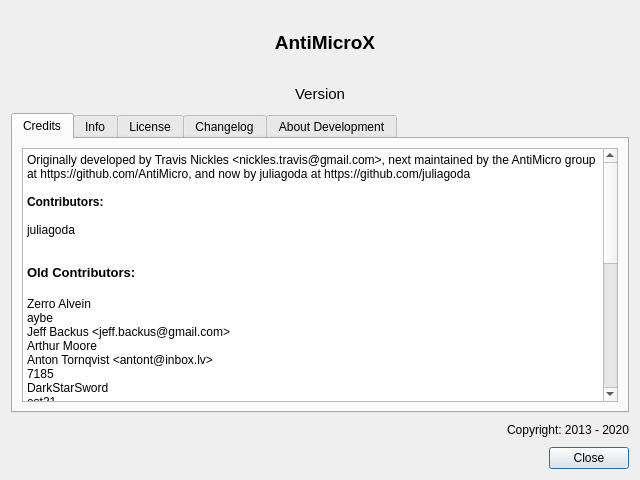
The window that src/aboutdialog.ui (AntiMicroX/antimicrox) describes before a commit, drawn with Qt 5.
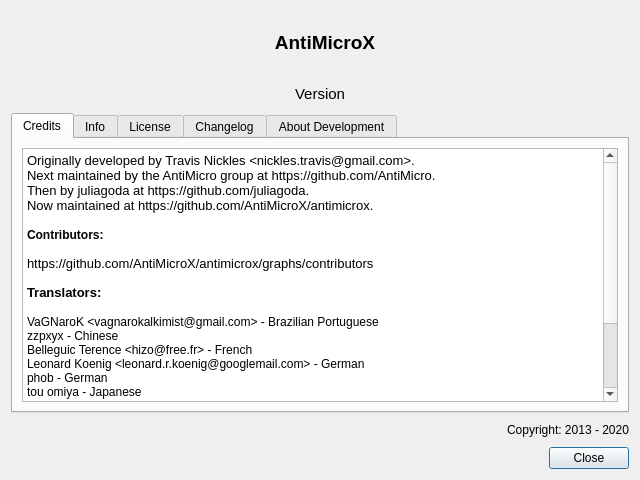
The same window after the commit. The open tabs and pages were chosen to show the change. Icons and pictures are not drawn.

Diff of the .ui file:
```diff
--- a/src/aboutdialog.ui
+++ b/src/aboutdialog.ui
@@ -148,30 +148,18 @@
           <string>&lt;!DOCTYPE HTML PUBLIC &quot;-//W3C//DTD HTML 4.0//EN&quot; &quot;http://www.w3.org/TR/REC-html40/strict.dtd&quot;&gt;
 &lt;html&gt;&lt;head&gt;&lt;meta name=&quot;qrichtext&quot; content=&quot;1&quot; /&gt;&lt;style type=&quot;text/css&quot;&gt;
 p, li { white-space: pre-wrap; }
-&lt;/style&gt;&lt;/head&gt;&lt;body style=&quot; font-family:'Ubuntu'; font-size:11pt; font-weight:400; font-style:normal;&quot;&gt;
-&lt;p style=&quot; margin-top:0px; margin-bottom:0px; margin-left:0px; margin-right:0px; -qt-block-indent:0; text-indent:0px;&quot;&gt;&lt;span style=&quot; font-family:'Sans Serif'; font-size:9pt;&quot;&gt;Originally developed by Travis Nickles &amp;lt;nickles.travis@gmail.com&amp;gt;, next maintained by the AntiMicro group at https://github.com/AntiMicro, and now by juliagoda at https://github.com/juliagoda&lt;/span&gt;&lt;/p&gt;
-&lt;p style=&quot;-qt-paragraph-type:empty; margin-top:0px; margin-bottom:0px; margin-left:0px; margin-right:0px; -qt-block-indent:0; text-indent:0px; font-family:'Sans Serif'; font-size:9pt;&quot;&gt;&lt;br /&gt;&lt;/p&gt;
+&lt;/style&gt;&lt;/head&gt;&lt;body style=&quot; font-family:'Cantarell'; font-size:10pt; font-weight:400; font-style:normal;&quot;&gt;
+&lt;p style=&quot; margin-top:0px; margin-bottom:0px; margin-left:0px; margin-right:0px; -qt-block-indent:0; text-indent:0px;&quot;&gt;Originally developed by Travis Nickles &amp;lt;nickles.travis@gmail.com&amp;gt;. &lt;/p&gt;
+&lt;p style=&quot; margin-top:0px; margin-bottom:0px; margin-left:0px; margin-right:0px; -qt-block-indent:0; text-indent:0px;&quot;&gt;Next maintained by the AntiMicro group at https://github.com/AntiMicro.&lt;/p&gt;
+&lt;p style=&quot; margin-top:0px; margin-bottom:0px; margin-left:0px; margin-right:0px; -qt-block-indent:0; text-indent:0px;&quot;&gt;Then by juliagoda at https://github.com/juliagoda.&lt;/p&gt;
+&lt;p style=&quot; margin-top:0px; margin-bottom:0px; margin-left:0px; margin-right:0px; -qt-block-indent:0; text-indent:0px;&quot;&gt;Now maintained at https://github.com/AntiMicroX/antimicrox.&lt;/p&gt;
+&lt;p style=&quot;-qt-paragraph-type:empty; margin-top:0px; margin-bottom:0px; margin-left:0px; margin-right:0px; -qt-block-indent:0; text-indent:0px;&quot;&gt;&lt;br /&gt;&lt;/p&gt;
 &lt;p style=&quot; margin-top:0px; margin-bottom:0px; margin-left:0px; margin-right:0px; -qt-block-indent:0; text-indent:0px;&quot;&gt;&lt;span style=&quot; font-family:'Sans Serif'; font-size:9pt; font-weight:600;&quot;&gt;Contributors:&lt;/span&gt;&lt;/p&gt;
 &lt;p style=&quot;-qt-paragraph-type:empty; margin-top:0px; margin-bottom:0px; margin-left:0px; margin-right:0px; -qt-block-indent:0; text-indent:0px; font-family:'Sans Serif'; font-size:9pt;&quot;&gt;&lt;br /&gt;&lt;/p&gt;
-&lt;p style=&quot; margin-top:0px; margin-bottom:0px; margin-left:0px; margin-right:0px; -qt-block-indent:0; text-indent:0px;&quot;&gt;&lt;span style=&quot; font-family:'Sans Serif'; font-size:9pt;&quot;&gt;juliagoda&lt;/span&gt;&lt;/p&gt;
+&lt;p style=&quot; margin-top:0px; margin-bottom:0px; margin-left:0px; margin-right:0px; -qt-block-indent:0; text-indent:0px;&quot;&gt;https://github.com/AntiMicroX/antimicrox/graphs/contributors&lt;/p&gt;
 &lt;p style=&quot;-qt-paragraph-type:empty; margin-top:0px; margin-bottom:0px; margin-left:0px; margin-right:0px; -qt-block-indent:0; text-indent:0px; font-family:'Sans Serif'; font-size:9pt;&quot;&gt;&lt;br /&gt;&lt;/p&gt;
-&lt;p style=&quot;-qt-paragraph-type:empty; margin-top:0px; margin-bottom:0px; margin-left:0px; margin-right:0px; -qt-block-indent:0; text-indent:0px; font-family:'Sans Serif'; font-size:9pt;&quot;&gt;&lt;br /&gt;&lt;/p&gt;
-&lt;p style=&quot; margin-top:0px; margin-bottom:0px; margin-left:0px; margin-right:0px; -qt-block-indent:0; text-indent:0px;&quot;&gt;&lt;span style=&quot; font-family:'Sans Serif'; font-size:10pt; font-weight:600;&quot;&gt;Old Contributors:&lt;/span&gt;&lt;/p&gt;
-&lt;p style=&quot; margin-top:0px; margin-bottom:0px; margin-left:0px; margin-right:0px; -qt-block-indent:0; text-indent:0px;&quot;&gt;&lt;span style=&quot; font-family:'Sans Serif'; font-size:10pt; font-weight:600;&quot;&gt;&lt;br /&gt;&lt;/span&gt;&lt;span style=&quot; font-family:'Sans Serif'; font-size:9pt;&quot;&gt;Zerro Alvein&lt;/span&gt;&lt;/p&gt;
-&lt;p style=&quot; margin-top:0px; margin-bottom:0px; margin-left:0px; margin-right:0px; -qt-block-indent:0; text-indent:0px;&quot;&gt;&lt;span style=&quot; font-family:'Sans Serif'; font-size:9pt;&quot;&gt;aybe&lt;/span&gt;&lt;/p&gt;
-&lt;p style=&quot; margin-top:0px; margin-bottom:0px; margin-left:0px; margin-right:0px; -qt-block-indent:0; text-indent:0px;&quot;&gt;&lt;span style=&quot; font-family:'Sans Serif'; font-size:9pt;&quot;&gt;Jeff Backus &amp;lt;jeff.backus@gmail.com&amp;gt;&lt;/span&gt;&lt;/p&gt;
-&lt;p style=&quot; margin-top:0px; margin-bottom:0px; margin-left:0px; margin-right:0px; -qt-block-indent:0; text-indent:0px;&quot;&gt;&lt;span style=&quot; font-family:'Sans Serif'; font-size:9pt;&quot;&gt;Arthur Moore&lt;br /&gt;Anton Tornqvist &amp;lt;antont@inbox.lv&amp;gt;&lt;/span&gt;&lt;/p&gt;
-&lt;p style=&quot; margin-top:0px; margin-bottom:0px; margin-left:0px; margin-right:0px; -qt-block-indent:0; text-indent:0px;&quot;&gt;&lt;span style=&quot; font-family:'Sans Serif'; font-size:9pt;&quot;&gt;7185&lt;/span&gt;&lt;/p&gt;
-&lt;p style=&quot; margin-top:0px; margin-bottom:0px; margin-left:0px; margin-right:0px; -qt-block-indent:0; text-indent:0px;&quot;&gt;&lt;span style=&quot; font-family:'Sans Serif'; font-size:9pt;&quot;&gt;DarkStarSword&lt;/span&gt;&lt;/p&gt;
-&lt;p style=&quot; margin-top:0px; margin-bottom:0px; margin-left:0px; margin-right:0px; -qt-block-indent:0; text-indent:0px;&quot;&gt;&lt;span style=&quot; font-family:'Sans Serif'; font-size:9pt;&quot;&gt;est31&lt;/span&gt;&lt;/p&gt;
-&lt;p style=&quot; margin-top:0px; margin-bottom:0px; margin-left:0px; margin-right:0px; -qt-block-indent:0; text-indent:0px;&quot;&gt;&lt;span style=&quot; font-family:'Sans Serif'; font-size:9pt;&quot;&gt;ProfessorKaos64&lt;/span&gt;&lt;/p&gt;
-&lt;p style=&quot; margin-top:0px; margin-bottom:0px; margin-left:0px; margin-right:0px; -qt-block-indent:0; text-indent:0px;&quot;&gt;&lt;span style=&quot; font-family:'Sans Serif'; font-size:9pt;&quot;&gt;qwerty12&lt;/span&gt;&lt;/p&gt;
-&lt;p style=&quot; margin-top:0px; margin-bottom:0px; margin-left:0px; margin-right:0px; -qt-block-indent:0; text-indent:0px;&quot;&gt;&lt;span style=&quot; font-family:'Sans Serif'; font-size:9pt;&quot;&gt;WAZAAAAA0&lt;/span&gt;&lt;/p&gt;
-&lt;p style=&quot; margin-top:0px; margin-bottom:0px; margin-left:0px; margin-right:0px; -qt-block-indent:0; text-indent:0px;&quot;&gt;&lt;span style=&quot; font-family:'Sans Serif'; font-size:9pt;&quot;&gt;zzpxyx&lt;/span&gt;&lt;/p&gt;
-&lt;p style=&quot;-qt-paragraph-type:empty; margin-top:0px; margin-bottom:0px; margin-left:0px; margin-right:0px; -qt-block-indent:0; text-indent:0px; font-family:'Sans Serif'; font-size:9pt;&quot;&gt;&lt;br /&gt;&lt;/p&gt;
-&lt;p style=&quot;-qt-paragraph-type:empty; margin-top:0px; margin-bottom:0px; margin-left:0px; margin-right:0px; -qt-block-indent:0; text-indent:0px; font-family:'Sans Serif'; font-size:9pt;&quot;&gt;&lt;br /&gt;&lt;/p&gt;
-&lt;p style=&quot; margin-top:0px; margin-bottom:0px; margin-left:0px; margin-right:0px; -qt-block-indent:0; text-indent:0px;&quot;&gt;&lt;span style=&quot; font-family:'Sans Serif'; font-size:10pt; font-weight:600;&quot;&gt;Translators:&lt;/span&gt;&lt;/p&gt;
-&lt;p style=&quot;-qt-paragraph-type:empty; margin-top:0px; margin-bottom:0px; margin-left:0px; margin-right:0px; -qt-block-indent:0; text-indent:0px; font-family:'Sans Serif'; font-size:10pt; font-weight:600;&quot;&gt;&lt;br /&gt;&lt;/p&gt;
+&lt;p style=&quot; margin-top:0px; margin-bottom:0px; margin-left:0px; margin-right:0px; -qt-block-indent:0; text-indent:0px;&quot;&gt;&lt;span style=&quot; font-family:'Sans Serif'; font-weight:600;&quot;&gt;Translators:&lt;/span&gt;&lt;/p&gt;
+&lt;p style=&quot;-qt-paragraph-type:empty; margin-top:0px; margin-bottom:0px; margin-left:0px; margin-right:0px; -qt-block-indent:0; text-indent:0px; font-family:'Sans Serif'; font-weight:600;&quot;&gt;&lt;br /&gt;&lt;/p&gt;
 &lt;p style=&quot; margin-top:0px; margin-bottom:0px; margin-left:0px; margin-right:0px; -qt-block-indent:0; text-indent:0px;&quot;&gt;&lt;span style=&quot; font-family:'Sans Serif'; font-size:9pt;&quot;&gt;VaGNaroK &amp;lt;vagnarokalkimist@gmail.com&amp;gt; - Brazilian Portuguese&lt;/span&gt;&lt;/p&gt;
 &lt;p style=&quot; margin-top:0px; margin-bottom:0px; margin-left:0px; margin-right:0px; -qt-block-indent:0; text-indent:0px;&quot;&gt;&lt;span style=&quot; font-family:'Sans Serif'; font-size:9pt;&quot;&gt;zzpxyx - Chinese&lt;/span&gt;&lt;/p&gt;
 &lt;p style=&quot; margin-top:0px; margin-bottom:0px; margin-left:0px; margin-right:0px; -qt-block-indent:0; text-indent:0px;&quot;&gt;&lt;span style=&quot; font-family:'DejaVu Sans'; font-size:9pt;&quot;&gt;Belleguic Terence &amp;lt;hizo@free.fr&amp;gt; - French&lt;/span&gt;&lt;/p&gt;
```
